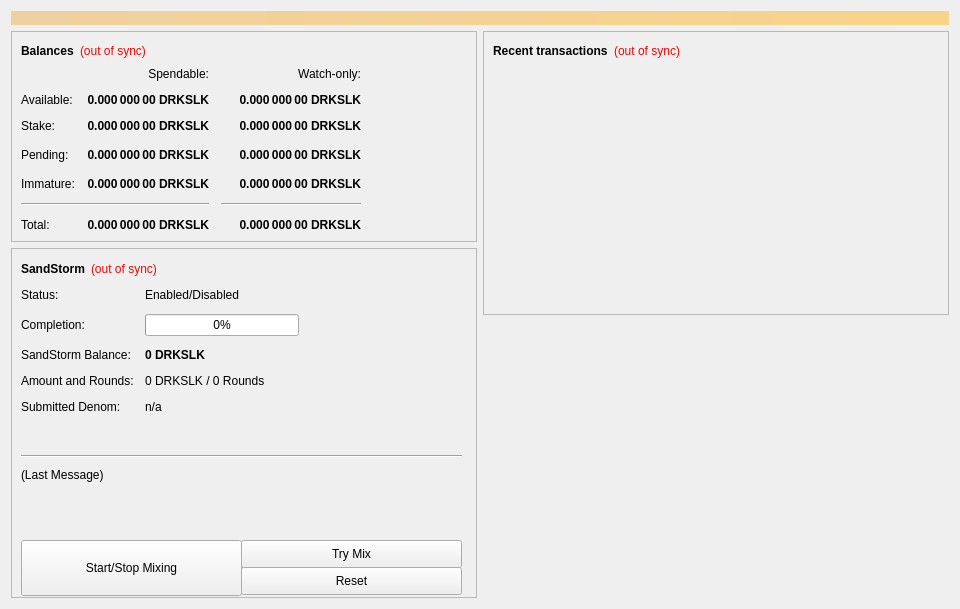
Above: src/qt/forms/overviewpage.ui from waffle-iron/DarkSilk-Release-Candidate before the change. Below: the same form after it.
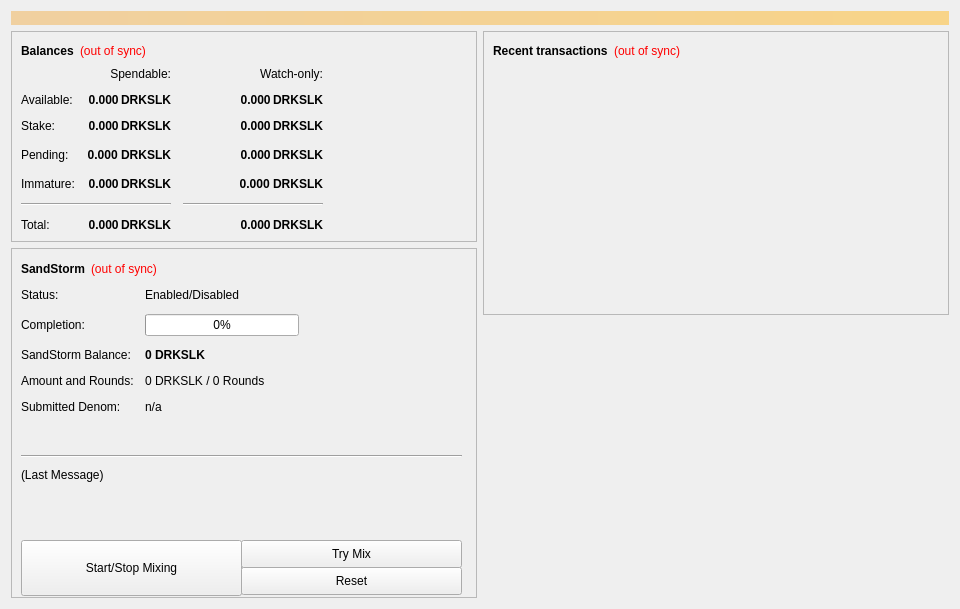
That is the form after the change.

Commit message: Set nDisplayUnit. Updated watch only display on overview page.

Patch:
```diff
--- a/src/qt/forms/overviewpage.ui
+++ b/src/qt/forms/overviewpage.ui
@@ -118,7 +118,7 @@
                <string>Unconfirmed transactions to watch-only addresses</string>
               </property>
               <property name="text">
-               <string notr="true">0.000 000 00 DRKSLK</string>
+               <string notr="true">0.000 DRKSLK</string>
               </property>
               <property name="alignment">
                <set>Qt::AlignRight|Qt::AlignTrailing|Qt::AlignVCenter</set>
@@ -143,7 +143,7 @@
                <string>Total of transactions that have yet to be confirmed, and do not yet count toward the spendable balance</string>
               </property>
               <property name="text">
-               <string notr="true">0.000 000 00 DRKSLK</string>
+               <string notr="true">0.000 DRKSLK</string>
               </property>
               <property name="alignment">
                <set>Qt::AlignRight|Qt::AlignTrailing|Qt::AlignVCenter</set>
@@ -168,7 +168,7 @@
                <string>Mined balance in watch-only addresses that has not yet matured</string>
               </property>
               <property name="text">
-               <string notr="true">0.000 000 00 DRKSLK</string>
+               <string notr="true">0.000 DRKSLK</string>
               </property>
               <property name="alignment">
                <set>Qt::AlignRight|Qt::AlignTrailing|Qt::AlignVCenter</set>
@@ -226,7 +226,7 @@
                <string>Mined balance that has not yet matured</string>
               </property>
               <property name="text">
-               <string notr="true">0.000 000 00 DRKSLK</string>
+               <string notr="true">0.000 DRKSLK</string>
               </property>
               <property name="alignment">
                <set>Qt::AlignRight|Qt::AlignTrailing|Qt::AlignVCenter</set>
@@ -271,7 +271,7 @@
                <string>Your current total balance</string>
               </property>
               <property name="text">
-               <string notr="true">0.000 000 00 DRKSLK</string>
+               <string notr="true">0.000 DRKSLK</string>
               </property>
               <property name="alignment">
                <set>Qt::AlignRight|Qt::AlignTrailing|Qt::AlignVCenter</set>
@@ -296,7 +296,7 @@
                <string>Current total balance in watch-only addresses</string>
               </property>
               <property name="text">
-               <string notr="true">0.000 000 00 DRKSLK</string>
+               <string notr="true">0.000 DRKSLK</string>
               </property>
               <property name="alignment">
                <set>Qt::AlignRight|Qt::AlignTrailing|Qt::AlignVCenter</set>
@@ -338,7 +338,7 @@
                <string>Your current spendable balance</string>
               </property>
               <property name="text">
-               <string notr="true">0.000 000 00 DRKSLK</string>
+               <string notr="true">0.000 DRKSLK</string>
               </property>
               <property name="alignment">
                <set>Qt::AlignRight|Qt::AlignTrailing|Qt::AlignVCenter</set>
@@ -370,7 +370,7 @@
                <string>Total of coins that was staked, and do not yet count toward the current balance</string>
               </property>
               <property name="text">
-               <string notr="true">0.000 000 00 DRKSLK</string>
+               <string notr="true">0.000 DRKSLK</string>
               </property>
               <property name="alignment">
                <set>Qt::AlignRight|Qt::AlignTrailing|Qt::AlignVCenter</set>
@@ -395,7 +395,7 @@
                <string>Total of coins that was staked in watch-only addresses, and do not yet count toward the current watch-only balance</string>
               </property>
               <property name="text">
-               <string notr="true">0.000 000 00 DRKSLK</string>
+               <string notr="true">0.000 DRKSLK</string>
               </property>
               <property name="alignment">
                <set>Qt::AlignRight|Qt::AlignTrailing|Qt::AlignVCenter</set>
@@ -420,7 +420,7 @@
                <string>Your current balance in watch-only addresses</string>
               </property>
               <property name="text">
-               <string notr="true">0.000 000 00 DRKSLK</string>
+               <string notr="true">0.000 DRKSLK</string>
               </property>
               <property name="alignment">
                <set>Qt::AlignRight|Qt::AlignTrailing|Qt::AlignVCenter</set>
```
The commit also changes 1 other file.
